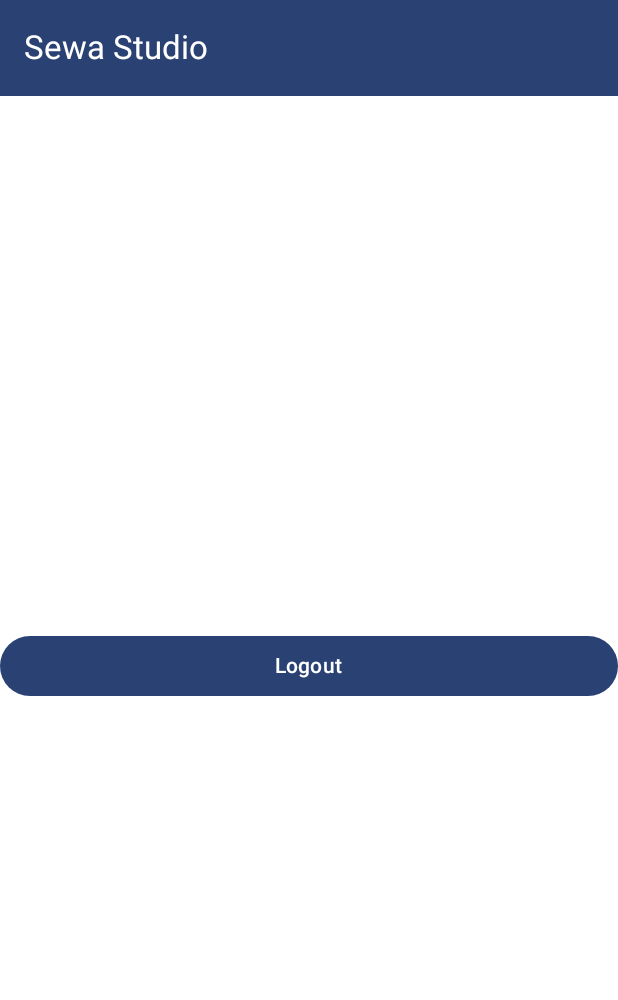
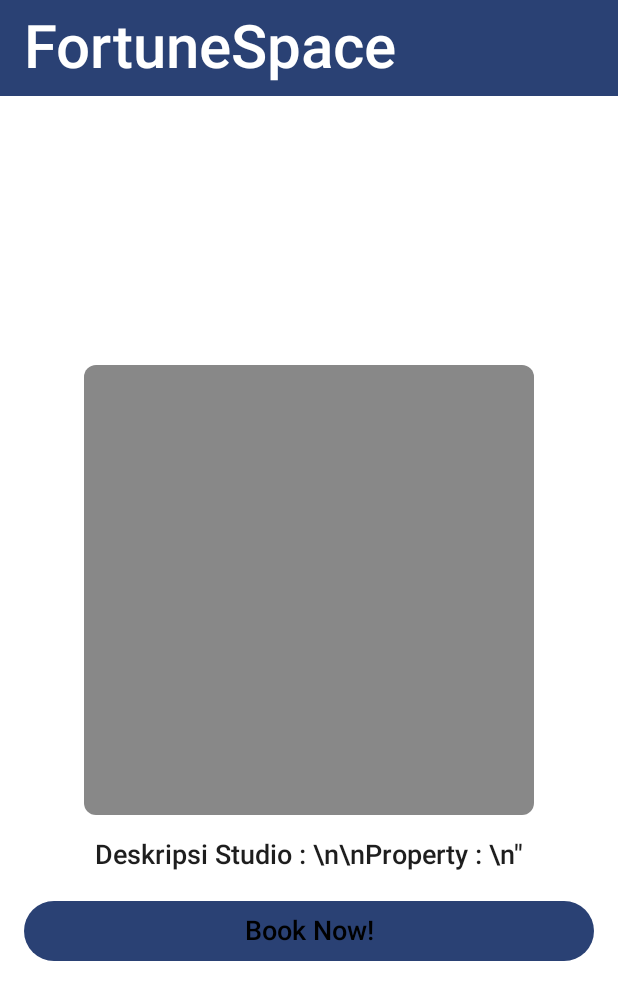
Before and after one commit to apexmoxxy/SewaStudio, an Android app built with Jetpack Compose: the composable PelangganHomePage shown on its own in the app's theme, on a phone screen of 412 x 824 dp. Shown: the top 1000 px of the screen. Run offline under Robolectric (Android 15) with nearby library versions, the phone set to English and light mode, and no system bars.

Commit message:
megubah halaman homepage pelanggan

```diff
--- a/app/src/main/java/com/example/sewastudio/view/pelanggan/HomePage.kt
+++ b/app/src/main/java/com/example/sewastudio/view/pelanggan/HomePage.kt
@@ -1,13 +1,20 @@
 package com.example.sewastudio.view.pelanggan
 
 import android.content.Context
+import android.widget.Button
+import androidx.compose.foundation.Image
 import androidx.compose.foundation.background
 import androidx.compose.foundation.layout.Arrangement
+import androidx.compose.foundation.layout.Box
 import androidx.compose.foundation.layout.Column
+import androidx.compose.foundation.layout.Spacer
 import androidx.compose.foundation.layout.fillMaxSize
 import androidx.compose.foundation.layout.fillMaxWidth
+import androidx.compose.foundation.layout.height
 import androidx.compose.foundation.layout.padding
+import androidx.compose.foundation.layout.size
 import androidx.compose.foundation.layout.width
+import androidx.compose.foundation.shape.RoundedCornerShape
 import androidx.compose.material3.*
 import androidx.compose.runtime.Composable
 import androidx.compose.runtime.getValue
@@ -16,10 +23,14 @@ import androidx.compose.runtime.remember
 import androidx.compose.runtime.setValue
 import androidx.compose.ui.Alignment
 import androidx.compose.ui.Modifier
+import androidx.compose.ui.draw.clip
 import androidx.compose.ui.graphics.Color
 import androidx.compose.ui.platform.LocalContext
+import androidx.compose.ui.text.TextStyle
+import androidx.compose.ui.text.font.FontWeight
 import androidx.compose.ui.text.input.TextFieldValue
 import androidx.compose.ui.unit.dp
+import androidx.compose.ui.unit.sp
 import androidx.navigation.NavController
 import com.example.sewastudio.PreferencesManager
 import com.example.sewastudio.controller.AuthController
@@ -34,21 +45,57 @@ fun PelangganHomePage(navController: NavController, modifier: Modifier = Modifie
     Scaffold (
         topBar = {
             TopAppBar(
-                title = { Text(text = "Sewa Studio", modifier = Modifier, color = Color.White) },
+                title = { Text(
+                    text = "FortuneSpace",
+                    style = TextStyle(
+                        fontSize = 40.sp,
+                        fontWeight = FontWeight(600),
+                        color = Color(0xFFFFFFFF)
+                    )
+                ) },
                 colors = TopAppBarDefaults.smallTopAppBarColors(
                     containerColor = MaterialTheme.colorScheme.primary,
                 ),
             )
         },
     ){ innerPadding ->
+        Box(
+            modifier = Modifier
+                .fillMaxSize()
+                .padding(innerPadding)
+                .background(Color.White)
+        ) {
             Column(
                 modifier = Modifier
                     .fillMaxSize()
-                .padding(innerPadding)
-                .background(Color.White),
+                    .padding(16.dp),
                 horizontalAlignment = Alignment.CenterHorizontally,
                 verticalArrangement = Arrangement.Center,
             ) {
+                Box(
+                    modifier = Modifier
+                        .size(300.dp)
+                        .clip(shape = RoundedCornerShape(8.dp))
+                        .background(Color.Gray)
+                ) {
+//                    Image(
+//                        painter = , contentDescription =
+//                    )
+                }
+
+                Spacer(modifier = Modifier.height(16.dp))
+
+                Text(
+                    text = "Deskripsi Studio : \\n\\nProperty : \\n\"",
+                    style = TextStyle(
+                        fontSize = 18.sp,
+                        fontWeight = FontWeight(600),
+                        color = Color(0xFF1E1E1E)
+                    )
+                )
+
+                Spacer(modifier = Modifier.height(16.dp))
+
                 Button(
                     onClick = {
                         AuthController.logout(navController, preferencesManager)
@@ -57,7 +104,14 @@ fun PelangganHomePage(navController: NavController, modifier: Modifier = Modifie
                         .fillMaxWidth()
                         .width(1.dp)
                 ) {
-                Text(text = "Logout")
+                    Text(
+                        text = "Book Now!",
+                        style = TextStyle(
+                            fontSize = 18.sp,
+                            fontWeight = FontWeight(600),
+                            color = Color(0xFF000000)
+                        )
+                    ) }
             }
         }
     }
```
Lines whose indentation alone changed are shown as unchanged.
